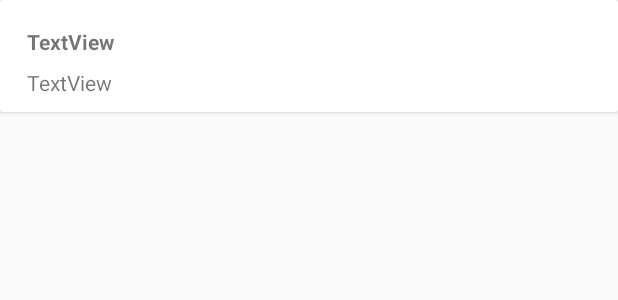
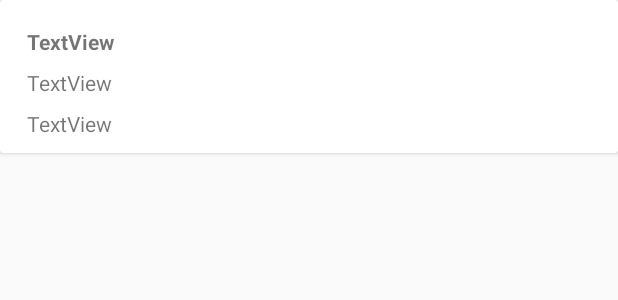
Before and after one commit to armandhrubo/NotesApp, an Android app: the layout row_note.xml on its own in the app's theme, with its tools: preview values and no code run, on a phone screen of 412 x 824 dp. Shown: the top 300 px of the screen. Run offline under Robolectric (Android 15) with nearby library versions, the phone set to English and light mode, and no system bars.

```diff
--- a/app/src/main/java/com/example/editablenotepad/MainActivity.java
+++ b/app/src/main/java/com/example/editablenotepad/MainActivity.java
@@ -57,8 +57,9 @@ public class MainActivity extends AppCompatActivity {
             rvNotes.setAdapter(adapter);
         }
 
+    }
 
-    }
+
 
     @OnClick(R.id.fabAddNote)
     public void addNote(){
--- a/app/src/main/res/layout/row_note.xml
+++ b/app/src/main/res/layout/row_note.xml
@@ -40,9 +40,16 @@
             app:layout_constraintTop_toBottomOf="@+id/tvNoteTitle" />
 
         <TextView
-            android:id="@+id/timestamp"
-            android:layout_width="match_parent"
-            android:layout_height="wrap_content" />
+            android:layout_height="wrap_content"
+            android:layout_width="0dp"
+            app:layout_constraintStart_toStartOf="parent"
+            app:layout_constraintEnd_toEndOf="parent"
+            android:text="TextView"
+            android:layout_marginTop="8dp"
+            android:layout_marginStart="8dp"
+            android:layout_marginEnd="8dp"
+            android:id="@+id/tvTimestamp"
+            app:layout_constraintTop_toBottomOf="@+id/tvNoteText"/>
 
 
 
```
Also changed, not shown: app/src/main/java/com/example/editablenotepad/adapters/NotesAdapter.java (+1 -15 lines).
